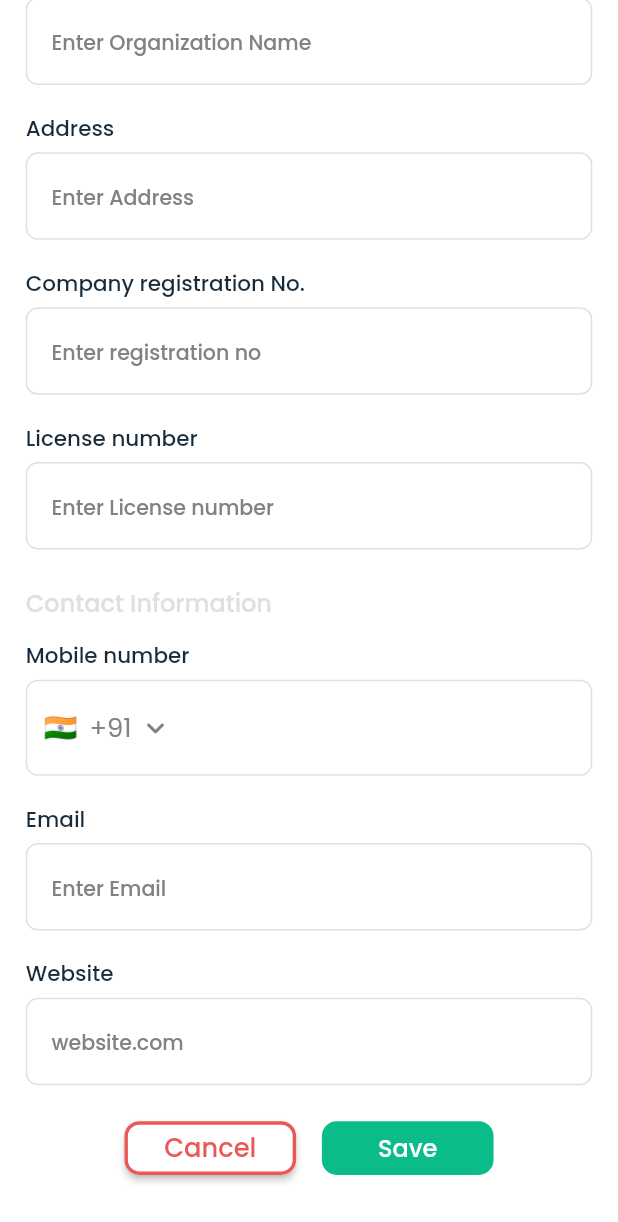
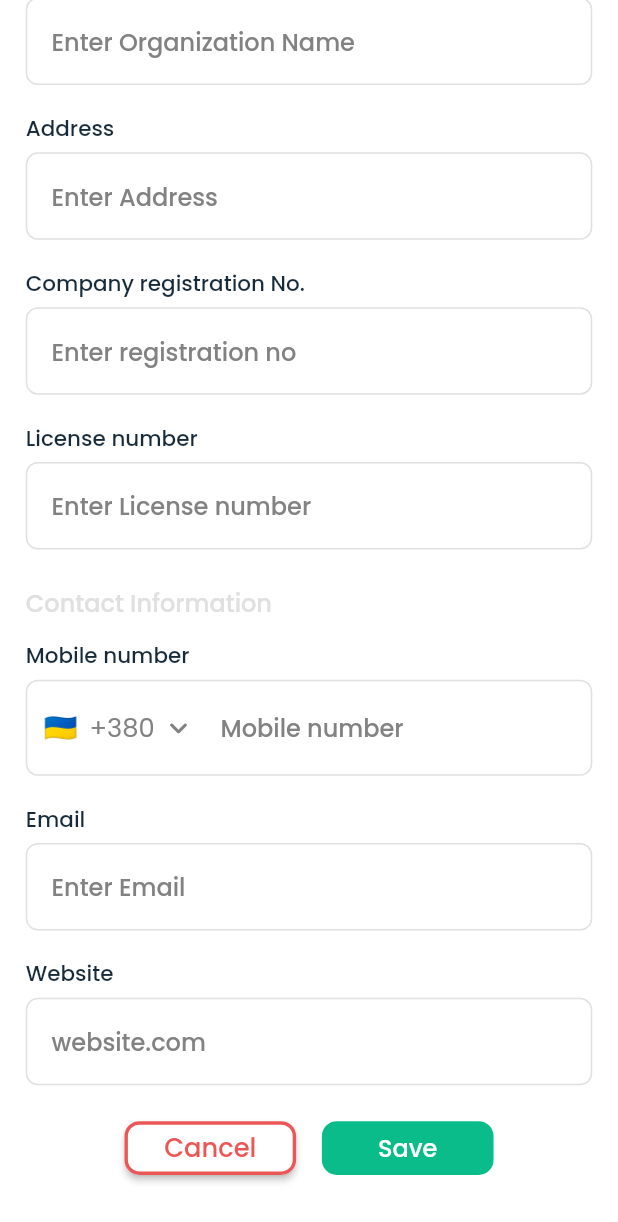
Before and after one commit to MuktiTandel/scimetic, a Flutter app: the OrganizationSettingScreen screen opened directly, scrolled down 209 dp, on a phone screen of 412 x 824 dp. Shown: the top 1222 px of the screen. Run offline on Flutter 3.47's test engine with Material 2 defaults, Android fonts, the light colour scheme and no system bars; drawn by our look-alikes of intl_phone_field; our stand-ins replace dotted_border, dotted_line, dropdown_button2, emoji_picker_flutter, file_picker, flutter_screenutil and 12 more; missing offline and left inert: encrypt, kd_api_call, scrollable_clean_calendar, syncfusion_flutter_core, week_of_year; accounts and stored records are empty.

Commit message:
Worked on Organization setting module

```diff
--- a/lib/feature/organization_settings/view/organization_setting_screen.dart
+++ b/lib/feature/organization_settings/view/organization_setting_screen.dart
@@ -94,7 +94,7 @@ class OrganizationSettingScreen extends StatelessWidget {
                         ),
                       ),
                     ),
-                    Expanded(child: SizedBox(width: 10.w,)),
+                    SizedBox(width: 20.w,),
                     CustomButton(
                       width: 85.w,
                         height: 30.h,
@@ -102,17 +102,19 @@ class OrganizationSettingScreen extends StatelessWidget {
                             ? Colors.white : AppColors.subTitleColor,
                         buttonTextColor: Get.isDarkMode
                             ? AppColors.subTitleColor : Colors.white ,
-                        onTap: (){},
+                        onTap: (){
+                        controller.uploadImage();
+                        },
                         buttonText: AppStrings.upload
                     ),
                     SizedBox(width: 10.w,),
-                    OutLineButton(
-                      height: 30.h,
-                      width: 100.w,
-                      onTap: (){},
-                      color: AppColors.red,
-                      buttonText: AppStrings.remove,
-                    )
+                    // OutLineButton(
+                    //   height: 30.h,
+                    //   width: 100.w,
+                    //   onTap: (){},
+                    //   color: AppColors.red,
+                    //   buttonText: AppStrings.remove,
+                    // )
                   ],
                 ),
                 SizedBox(height: 15.h,),
@@ -127,7 +129,7 @@ class OrganizationSettingScreen extends StatelessWidget {
                   controller: controller.organizationNameController,
                   borderRadius: 8,
                   hintText: AppStrings.enterOrganizationName,
-                  hintTextSize: 12.sp,
+                  hintTextSize: 14.sp,
                   focusBorderColor: AppColors.buttonColor,
                   isFilled: Get.isDarkMode ? true : false,
                   onchange: (value){},
@@ -144,7 +146,7 @@ class OrganizationSettingScreen extends StatelessWidget {
                   controller: controller.addressController,
                   borderRadius: 8,
                   hintText: AppStrings.enterAddress,
-                  hintTextSize: 12.sp,
+                  hintTextSize: 14.sp,
                   focusBorderColor: AppColors.buttonColor,
                   isFilled: Get.isDarkMode ? true : false,
                   onchange: (value){},
@@ -161,7 +163,7 @@ class OrganizationSettingScreen extends StatelessWidget {
                   controller: controller.registrationNoController,
                   borderRadius: 8,
                   hintText: AppStrings.enterRegistrationNo,
-                  hintTextSize: 12.sp,
+                  hintTextSize: 14.sp,
                   focusBorderColor: AppColors.buttonColor,
                   isFilled: Get.isDarkMode ? true : false,
                   onchange: (value){},
@@ -178,7 +180,7 @@ class OrganizationSettingScreen extends StatelessWidget {
                   controller: controller.licenseNoController,
                   borderRadius: 8,
                   hintText: AppStrings.enterLicenseNumber,
-                  hintTextSize: 12.sp,
+                  hintTextSize: 14.sp,
                   focusBorderColor: AppColors.buttonColor,
                   isFilled: Get.isDarkMode ? true : false,
                   onchange: (value){},
@@ -241,9 +243,15 @@ class OrganizationSettingScreen extends StatelessWidget {
                     ),
                     counter: const SizedBox.shrink(),
                     fillColor: Get.isDarkMode ? AppColors.darkAppbar : Colors.white,
-                    filled: Get.isDarkMode ? true : false
+                    filled: Get.isDarkMode ? true : false,
+                    hintText: AppStrings.mobileNumber,
+                      hintStyle:  TextStyle(
+                        color: Get.isDarkMode ? AppColors.darkText : AppColors.lightText,
+                        fontSize: 14.sp,
+                        fontFamily: "Poppins",
+                      )
                   ),
-                  initialCountryCode: 'IN',
+                  initialCountryCode: 'UA',
                   disableLengthCheck: false,
                   autovalidateMode: AutovalidateMode.disabled,
                   onChanged: (phone) {
@@ -261,7 +269,7 @@ class OrganizationSettingScreen extends StatelessWidget {
                   controller: controller.emailController,
                   borderRadius: 8,
                   hintText: AppStrings.enterEmail,
-                  hintTextSize: 12.sp,
+                  hintTextSize: 14.sp,
                   focusBorderColor: AppColors.buttonColor,
                   isFilled: Get.isDarkMode ? true : false,
                   onchange: (value){},
@@ -278,7 +286,7 @@ class OrganizationSettingScreen extends StatelessWidget {
                   controller: controller.websiteController,
                   borderRadius: 8,
                   hintText: AppStrings.websiteCom,
-                  hintTextSize: 12.sp,
+                  hintTextSize: 14.sp,
                   focusBorderColor: AppColors.buttonColor,
                   isFilled: Get.isDarkMode ? true : false,
                   onchange: (value){},
--- a/lib/feature/organizations/model/company_model.dart
+++ b/lib/feature/organizations/model/company_model.dart
@@ -68,9 +68,9 @@ class Company {
     mobileNumber: json["mobileNumber"] ?? "",
     email: json["email"] ?? "",
     website: json["website"] ?? "",
-    growspaces: Controllers.fromJson(json["growspaces"]),
-    controllers: Controllers.fromJson(json["controllers"]),
-    sensors: Controllers.fromJson(json["sensors"]),
+    growspaces: json["growspaces"] != null ? Controllers.fromJson(json["growspaces"]) : Controllers(),
+    controllers: json["controllers"] != null ? Controllers.fromJson(json["controllers"]) : Controllers(),
+    sensors: json["sensors"] != null ? Controllers.fromJson(json["sensors"]) : Controllers(),
     admins: json["admins"] ?? 0,
     technicians: json["technicians"] ?? 0,
   );
```
Also changed, not shown: lib/feature/organization_settings/controller/organization_setting_controller.dart (+138 -11 lines), lib/feature/overview/view/overview_screen.dart (+57 -44 lines).
